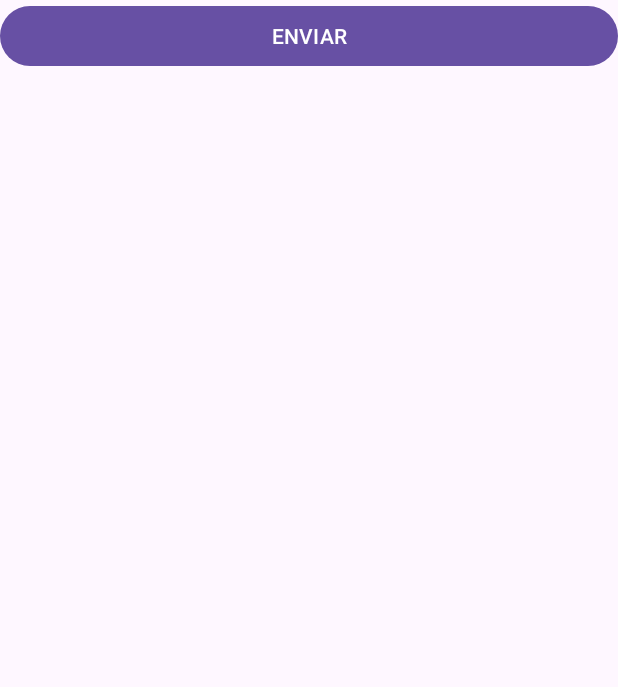
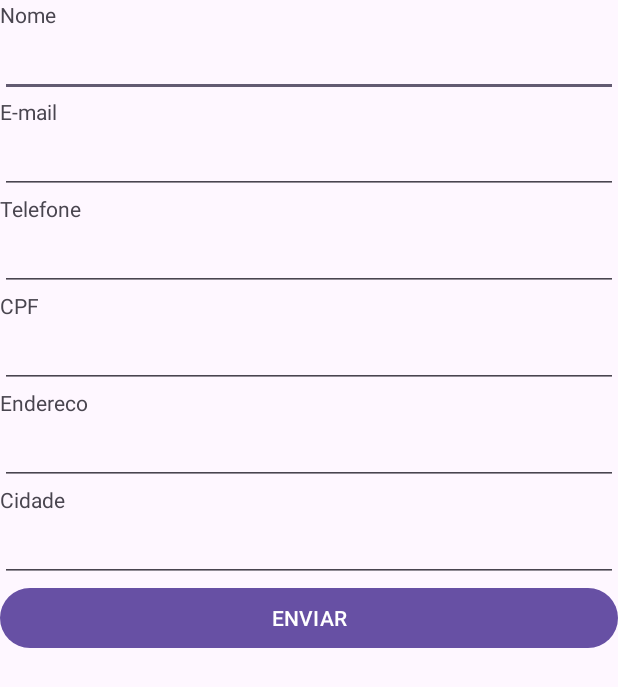
Before and after one commit to AmandaCP03/DMOS5, an Android app: the screen it shows after launch (MainActivity), on a phone screen of 412 x 824 dp. Shown: the top 687 px of the screen. Run offline under Robolectric (Android 15) with nearby library versions, the phone set to English and light mode, and no system bars.

Commit message:
Exercicio4

```diff
--- a/Exercicio4/app/src/main/AndroidManifest.xml
+++ b/Exercicio4/app/src/main/AndroidManifest.xml
@@ -13,6 +13,9 @@
         android:theme="@style/Theme.Exercicio4"
         tools:targetApi="31">
         <activity
+            android:name=".Screen2Activity"
+            android:exported="false" />
+        <activity
             android:name=".MainActivity"
             android:exported="true">
             <intent-filter>
--- a/Exercicio4/app/src/main/java/br/edu/ifsp/arq/ads/dmos5/exercicio4/MainActivity.kt
+++ b/Exercicio4/app/src/main/java/br/edu/ifsp/arq/ads/dmos5/exercicio4/MainActivity.kt
@@ -1,15 +1,92 @@
 package br.edu.ifsp.arq.ads.dmos5.exercicio4
 
+import android.content.Intent
 import android.os.Bundle
+import android.provider.ContactsContract.CommonDataKinds.Email
+import android.provider.ContactsContract.CommonDataKinds.Phone
+import android.util.Log
+import android.view.View
+import android.webkit.WebChromeClient.FileChooserParams
+import android.widget.Button
+import android.widget.TextView
 import androidx.activity.enableEdgeToEdge
 import androidx.appcompat.app.AppCompatActivity
 import androidx.core.view.ViewCompat
 import androidx.core.view.WindowInsetsCompat
 
 class MainActivity : AppCompatActivity() {
+
+    lateinit var edtNome: TextView
+    lateinit var edtEmail: TextView
+    lateinit var edtTelefone: TextView
+    lateinit var edtCpf: TextView
+    lateinit var edtEndereco: TextView
+    lateinit var edtCidade: TextView
+    lateinit var btnEnviar: Button
+
     override fun onCreate(savedInstanceState: Bundle?) {
         super.onCreate(savedInstanceState)
         setContentView(R.layout.activity_main)
 
+        edtNome = findViewById(R.id.edt_nome)
+        edtEmail = findViewById(R.id.edt_email)
+        edtTelefone = findViewById(R.id.edt_telefone)
+        edtCpf = findViewById(R.id.edt_cpf)
+        edtEndereco = findViewById(R.id.edt_cpf)
+        edtCidade = findViewById(R.id.edt_cidade)
+
+        Log.d("ciclo", getClassName() + ".onCreate() foi chamado.")
+    }
+
+
+    override fun onStart() {
+        super.onStart()
+        Log.d("ciclo", getClassName() + ".onStart() foi chamado.")
+    }
+
+    override fun onResume() {
+        super.onResume()
+        Log.d("ciclo", getClassName() + ".onResume() foi chamado.")
+    }
+
+    override fun onPause() {
+        super.onPause()
+        Log.d("ciclo", getClassName() + ".onPause() foi chamado.")
+    }
+
+    override fun onStop() {
+        super.onStop()
+        Log.d("ciclo", getClassName() + ".onStop() foi chamado.")
+    }
+
+    override fun onRestart() {
+        super.onRestart()
+        Log.d("ciclo", getClassName() + ".onRestart() foi chamado.")
+    }
+
+    override fun onDestroy() {
+        super.onDestroy()
+        Log.d("ciclo", getClassName() + ".onDestroy() foi chamado.")
+    }
+
+    private fun getClassName(): String {
+        val nomeClasse = javaClass.name
+        return nomeClasse.substring(nomeClasse.lastIndexOf("."))
+    }
+
+    fun onClickBtnSend(view: View?) {
+        val intent = Intent(this, Screen2Activity::class.java)
+
+        val nome: String = edtNome.text.toString()
+        val email: String = edtEmail.text.toString()
+        val telefone: String = edtTelefone.text.toString()
+        val cpf: String = edtCpf.text.toString()
+        val endereco: String = edtEndereco.text.toString()
+        val cidade: String = edtCidade.text.toString()
+
+        // enviar um objeto da classe Cliente
+        val cliente = Cliente(nome, email, telefone, cpf, endereco, cidade)
+        intent.putExtra("cliente", cliente)
+        startActivity(intent)
     }
 }
--- a/Exercicio4/app/src/main/res/layout/activity_main.xml
+++ b/Exercicio4/app/src/main/res/layout/activity_main.xml
@@ -7,7 +7,89 @@
     android:orientation="vertical"
     tools:context=".MainActivity">
 
+    <TextView
+        android:layout_width="wrap_content"
+        android:layout_height="wrap_content"
+        android:text="@string/txt_nome"
+        android:id="@+id/txt_nome"
+        />
 
+    <EditText
+        android:layout_width="match_parent"
+        android:layout_height="wrap_content"
+        android:id="@+id/edt_nome"
+        android:inputType="textPersonName|textCapWords"
+        />
+
+    <TextView
+        android:layout_width="wrap_content"
+        android:layout_height="wrap_content"
+        android:text="@string/txt_email"
+        android:id="@+id/txt_email"
+        />
+
+    <EditText
+        android:layout_width="match_parent"
+        android:layout_height="wrap_content"
+        android:id="@+id/edt_email"
+        android:inputType="textEmailAddress"
+        />
+
+    <TextView
+        android:layout_width="wrap_content"
+        android:layout_height="wrap_content"
+        android:text="@string/txt_telefone"
+        android:id="@+id/txt_telefone"
+        />
+
+    <EditText
+        android:layout_width="match_parent"
+        android:layout_height="wrap_content"
+        android:id="@+id/edt_telefone"
+        android:inputType="phone"
+        />
+
+    <TextView
+        android:layout_width="wrap_content"
+        android:layout_height="wrap_content"
+        android:text="@string/txt_cpf"
+        android:id="@+id/txt_cpf"
+        />
+
+    <EditText
+        android:layout_width="match_parent"
+        android:layout_height="wrap_content"
+        android:id="@+id/edt_cpf"
+        android:inputType="numberDecimal"
+        />
+
+    <TextView
+        android:layout_width="wrap_content"
+        android:layout_height="wrap_content"
+        android:text="@string/txt_endereco"
+        android:id="@+id/txt_endereco"
+        />
+
+    <EditText
+        android:layout_width="match_parent"
+        android:layout_height="wrap_content"
+        android:id="@+id/edt_endereco"
+        android:inputType="text|textCapWords"
+        />
+
+    <TextView
+        android:layout_width="wrap_content"
+        android:layout_height="wrap_content"
+        android:text="@string/txt_cidade"
+        android:id="@+id/txt_cidade"
+        />
+
+    <EditText
+        android:layout_width="match_parent"
+        android:layout_height="wrap_content"
+        android:id="@+id/edt_cidade"
+        android:inputType="text|textCapWords"
+        />
 
     <Button
         android:layout_width="match_parent"
--- a/Exercicio4/app/src/main/res/values/strings.xml
+++ b/Exercicio4/app/src/main/res/values/strings.xml
@@ -1,4 +1,10 @@
 <resources>
     <string name="app_name">Exercicio4</string>
     <string name="btn_enviar">ENVIAR</string>
+    <string name="txt_nome">Nome</string>
+    <string name="txt_email">E-mail</string>
+    <string name="txt_telefone">Telefone</string>
+    <string name="txt_cpf">CPF</string>
+    <string name="txt_endereco">Endereco</string>
+    <string name="txt_cidade">Cidade</string>
 </resources>
```
Also changed, not shown: Exercicio4/app/src/main/java/br/edu/ifsp/arq/ads/dmos5/exercicio4/Cliente.kt (+5 -5 lines), Exercicio4/app/src/main/java/br/edu/ifsp/arq/ads/dmos5/exercicio4/Screen2Activity.kt (added, +28 -0 lines), Exercicio4/app/src/main/res/layout/activity_screen2.xml (added, +10 -0 lines).
